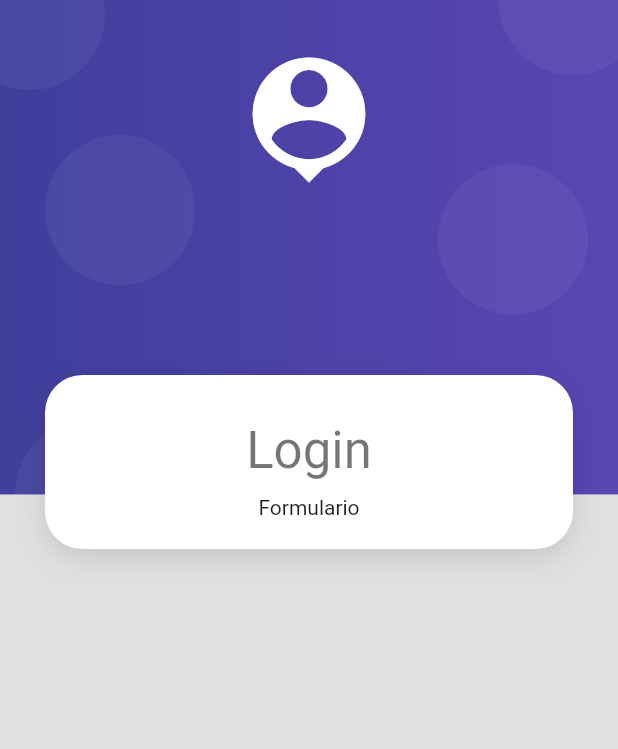
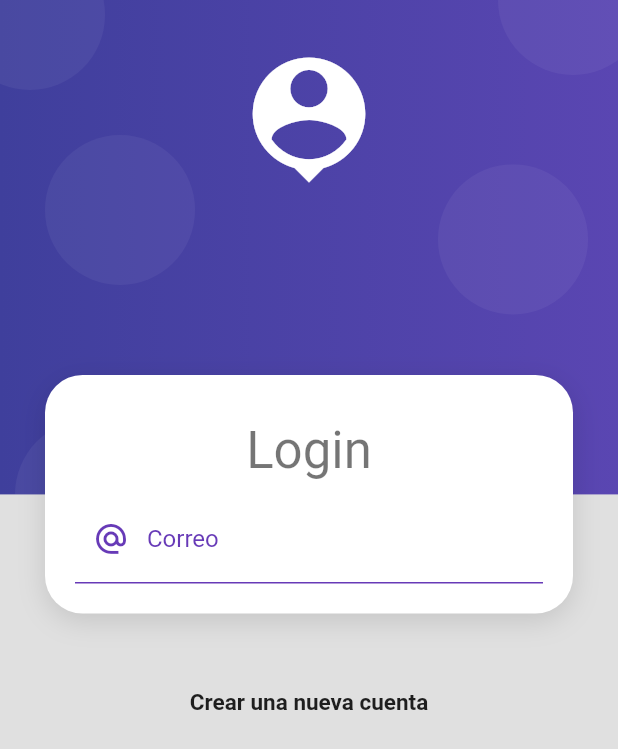
Before and after one commit to MatiasSalomon01/Flutter_ProductosApp, a Flutter app: the screen it shows after launch, on a phone screen of 412 x 824 dp. Shown: the top 749 px of the screen. Run offline on Flutter 3.47's test engine with Material 2 defaults, Android fonts, the phone set to English and light mode, and no system bars.

Commit message:
Formulario de Login

```diff
--- a/lib/screens/login_screen.dart
+++ b/lib/screens/login_screen.dart
@@ -13,16 +13,19 @@ class LoginScreen extends StatelessWidget {
           child: Column(
             children: [
               const SizedBox(height: 250),
+
               CardContainer(
                 child: Column(
                   children: [
                     SizedBox(height: 10,),
                     Text('Login', style: Theme.of(context).textTheme.headlineMedium),
                     SizedBox(height: 10,),
-                    Text('Formulario')
+                    _LoginForm()
                   ],
                 )
               ),
+              SizedBox(height: 50,),
+              Text('Crear una nueva cuenta', style: TextStyle(fontSize: 15, fontWeight: FontWeight.bold),)
             ],
           ),
         ),
@@ -30,3 +33,42 @@ class LoginScreen extends StatelessWidget {
     );
   }
 }
+
+class _LoginForm extends StatelessWidget {
+  const _LoginForm({super.key});
+
+  @override
+  Widget build(BuildContext context) {
+    return Container(
+      child: Form(
+        child: Column(
+          children: [
+            TextFormField(
+              autocorrect: false,
+              keyboardType: TextInputType.emailAddress,
+              decoration: InputDecoration(
+                enabledBorder: UnderlineInputBorder(
+                  borderSide: BorderSide(
+                    color: Colors.deepPurple
+                  )
+                ),
+                focusedBorder: UnderlineInputBorder(
+                  borderSide: BorderSide(
+                    color: Colors.deepPurple,
+                    width: 2
+                  )
+                ),
+                hintText: 'matisalomond@gmail.com',
+                labelText: 'Correo',
+                labelStyle: TextStyle(
+                  color: Colors.deepPurple
+                ),
+                prefixIcon: Icon(Icons.alternate_email_outlined, color: Colors.deepPurple,)
+              ),
+            )
+          ],
+        )
+      ),
+    );
+  }
+}
```
